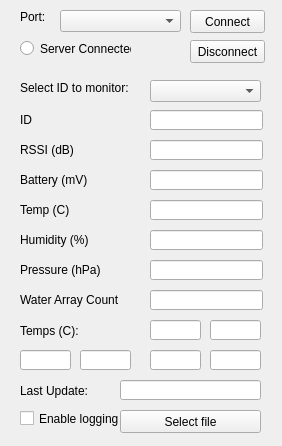
The window that gui/IOTBuoyLogger/widget.ui (huukit/IOTBuoy) describes before a commit, drawn with Qt 5.
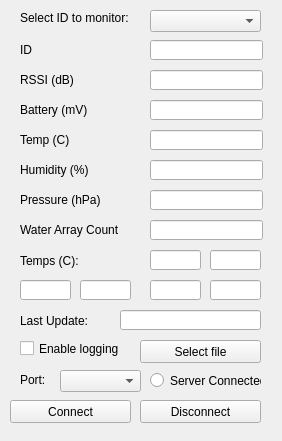
The same window after the commit.

Diff of the .ui file:
```diff
--- a/gui/IOTBuoyLogger/widget.ui
+++ b/gui/IOTBuoyLogger/widget.ui
@@ -7,7 +7,7 @@
     <x>0</x>
     <y>0</y>
     <width>282</width>
-    <height>446</height>
+    <height>441</height>
    </rect>
   </property>
   <property name="windowTitle">
@@ -16,9 +16,9 @@
   <widget class="QPushButton" name="butConnect">
    <property name="geometry">
     <rect>
-     <x>190</x>
-     <y>10</y>
-     <width>75</width>
+     <x>10</x>
+     <y>400</y>
+     <width>121</width>
      <height>23</height>
     </rect>
    </property>
@@ -30,8 +30,8 @@
    <property name="geometry">
     <rect>
      <x>60</x>
-     <y>10</y>
-     <width>121</width>
+     <y>370</y>
+     <width>81</width>
      <height>22</height>
     </rect>
    </property>
@@ -40,9 +40,9 @@
    <property name="geometry">
     <rect>
      <x>20</x>
-     <y>10</y>
+     <y>370</y>
      <width>47</width>
-     <height>13</height>
+     <height>20</height>
     </rect>
    </property>
    <property name="text">
@@ -53,7 +53,7 @@
    <property name="geometry">
     <rect>
      <x>150</x>
-     <y>170</y>
+     <y>100</y>
      <width>113</width>
      <height>20</height>
     </rect>
@@ -63,7 +63,7 @@
    <property name="geometry">
     <rect>
      <x>150</x>
-     <y>200</y>
+     <y>130</y>
      <width>113</width>
      <height>20</height>
     </rect>
@@ -73,7 +73,7 @@
    <property name="geometry">
     <rect>
      <x>150</x>
-     <y>230</y>
+     <y>160</y>
      <width>113</width>
      <height>20</height>
     </rect>
@@ -83,7 +83,7 @@
    <property name="geometry">
     <rect>
      <x>150</x>
-     <y>260</y>
+     <y>190</y>
      <width>113</width>
      <height>20</height>
     </rect>
@@ -93,7 +93,7 @@
    <property name="geometry">
     <rect>
      <x>150</x>
-     <y>290</y>
+     <y>220</y>
      <width>113</width>
      <height>20</height>
     </rect>
@@ -103,7 +103,7 @@
    <property name="geometry">
     <rect>
      <x>20</x>
-     <y>170</y>
+     <y>100</y>
      <width>121</width>
      <height>20</height>
     </rect>
@@ -116,7 +116,7 @@
    <property name="geometry">
     <rect>
      <x>20</x>
-     <y>200</y>
+     <y>130</y>
      <width>121</width>
      <height>20</height>
     </rect>
@@ -129,7 +129,7 @@
    <property name="geometry">
     <rect>
      <x>20</x>
-     <y>230</y>
+     <y>160</y>
      <width>121</width>
      <height>20</height>
     </rect>
@@ -142,7 +142,7 @@
    <property name="geometry">
     <rect>
      <x>20</x>
-     <y>260</y>
+     <y>190</y>
      <width>121</width>
      <height>20</height>
     </rect>
@@ -155,7 +155,7 @@
    <property name="geometry">
     <rect>
      <x>20</x>
-     <y>290</y>
+     <y>220</y>
      <width>101</width>
      <height>20</height>
     </rect>
@@ -168,7 +168,7 @@
    <property name="geometry">
     <rect>
      <x>150</x>
-     <y>320</y>
+     <y>250</y>
      <width>51</width>
      <height>20</height>
     </rect>
@@ -178,7 +178,7 @@
    <property name="geometry">
     <rect>
      <x>210</x>
-     <y>320</y>
+     <y>250</y>
      <width>51</width>
      <height>20</height>
     </rect>
@@ -188,7 +188,7 @@
    <property name="geometry">
     <rect>
      <x>20</x>
-     <y>350</y>
+     <y>280</y>
      <width>51</width>
      <height>20</height>
     </rect>
@@ -198,7 +198,7 @@
    <property name="geometry">
     <rect>
      <x>80</x>
-     <y>350</y>
+     <y>280</y>
      <width>51</width>
      <height>20</height>
     </rect>
@@ -208,7 +208,7 @@
    <property name="geometry">
     <rect>
      <x>150</x>
-     <y>350</y>
+     <y>280</y>
      <width>51</width>
      <height>20</height>
     </rect>
@@ -218,7 +218,7 @@
    <property name="geometry">
     <rect>
      <x>20</x>
-     <y>320</y>
+     <y>250</y>
      <width>71</width>
      <height>21</height>
     </rect>
@@ -231,7 +231,7 @@
    <property name="geometry">
     <rect>
      <x>20</x>
-     <y>410</y>
+     <y>340</y>
      <width>101</width>
      <height>17</height>
     </rect>
@@ -243,9 +243,9 @@
   <widget class="QPushButton" name="butSelectFile">
    <property name="geometry">
     <rect>
-     <x>120</x>
-     <y>410</y>
-     <width>141</width>
+     <x>140</x>
+     <y>340</y>
+     <width>121</width>
      <height>23</height>
     </rect>
    </property>
@@ -257,7 +257,7 @@
    <property name="geometry">
     <rect>
      <x>20</x>
-     <y>380</y>
+     <y>310</y>
      <width>81</width>
      <height>21</height>
     </rect>
@@ -270,7 +270,7 @@
    <property name="geometry">
     <rect>
      <x>120</x>
-     <y>380</y>
+     <y>310</y>
      <width>141</width>
      <height>20</height>
     </rect>
@@ -280,7 +280,7 @@
    <property name="geometry">
     <rect>
      <x>20</x>
-     <y>140</y>
+     <y>70</y>
      <width>121</width>
      <height>20</height>
     </rect>
@@ -293,7 +293,7 @@
    <property name="geometry">
     <rect>
      <x>20</x>
-     <y>110</y>
+     <y>40</y>
      <width>121</width>
      <height>20</height>
     </rect>
@@ -306,7 +306,7 @@
    <property name="geometry">
     <rect>
      <x>150</x>
-     <y>140</y>
+     <y>70</y>
      <width>113</width>
      <height>20</height>
     </rect>
@@ -316,7 +316,7 @@
    <property name="geometry">
     <rect>
      <x>150</x>
-     <y>110</y>
+     <y>40</y>
      <width>113</width>
      <height>20</height>
     </rect>
@@ -326,7 +326,7 @@
    <property name="geometry">
     <rect>
      <x>150</x>
-     <y>80</y>
+     <y>10</y>
      <width>111</width>
      <height>22</height>
     </rect>
@@ -336,7 +336,7 @@
    <property name="geometry">
     <rect>
      <x>20</x>
-     <y>80</y>
+     <y>10</y>
      <width>111</width>
      <height>16</height>
     </rect>
@@ -349,7 +349,7 @@
    <property name="geometry">
     <rect>
      <x>210</x>
-     <y>350</y>
+     <y>280</y>
      <width>51</width>
      <height>20</height>
     </rect>
@@ -358,10 +358,10 @@
   <widget class="QRadioButton" name="radServer">
    <property name="geometry">
     <rect>
-     <x>20</x>
-     <y>40</y>
+     <x>150</x>
+     <y>370</y>
      <width>111</width>
-     <height>17</height>
+     <height>21</height>
     </rect>
    </property>
    <property name="text">
@@ -371,9 +371,9 @@
   <widget class="QPushButton" name="butDisconnect">
    <property name="geometry">
     <rect>
-     <x>190</x>
-     <y>40</y>
-     <width>75</width>
+     <x>140</x>
+     <y>400</y>
+     <width>121</width>
      <height>23</height>
     </rect>
    </property>
```
